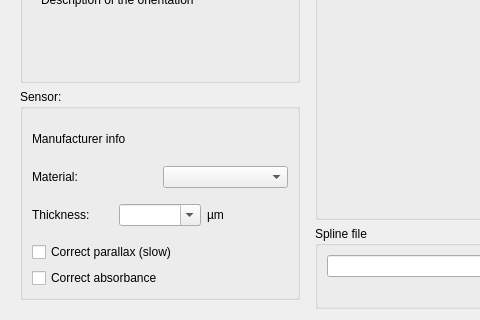
silx-kit/pyFAI, file src/pyFAI/resources/gui/detector-selection-drop.ui: the form before one commit; both pictures show x 0 to 480 and y 634 to 954 of the 815 by 954 pixel window.
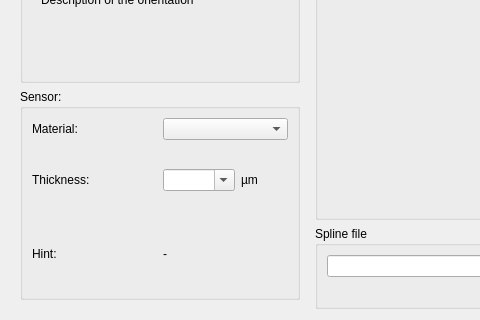
The form after the commit. The open tabs and pages were chosen to show the change. Custom widgets are drawn as their Qt base class.

Commit message: Implement sensor information in Detector (no parallax anymore)

Diff of the .ui file:
```diff
--- a/src/pyFAI/resources/gui/detector-selection-drop.ui
+++ b/src/pyFAI/resources/gui/detector-selection-drop.ui
@@ -152,17 +152,8 @@
         <property name="title">
          <string>Sensor:</string>
         </property>
-        <layout class="QVBoxLayout" name="verticalLayout_13">
-         <item>
-          <widget class="QLabel" name="label_4">
-           <property name="text">
-            <string>Manufacturer info</string>
-           </property>
-          </widget>
-         </item>
-         <item>
-          <layout class="QHBoxLayout" name="horizontalLayout_2">
-           <item>
+        <layout class="QGridLayout" name="gridLayout_5">
+         <item row="0" column="0">
             <widget class="QLabel" name="label">
              <property name="sizePolicy">
               <sizepolicy hsizetype="Preferred" vsizetype="Minimum">
@@ -175,14 +166,10 @@
              </property>
             </widget>
            </item>
-           <item>
+         <item row="0" column="1">
             <widget class="QComboBox" name="_detectorSensorMaterials"/>
            </item>
-          </layout>
-         </item>
-         <item>
-          <layout class="QHBoxLayout" name="horizontalLayout">
-           <item>
+         <item row="1" column="0">
             <widget class="QLabel" name="label_2">
              <property name="sizePolicy">
               <sizepolicy hsizetype="Preferred" vsizetype="Minimum">
@@ -195,6 +182,8 @@
              </property>
             </widget>
            </item>
+         <item row="1" column="1">
+          <layout class="QHBoxLayout" name="horizontalLayout">
            <item>
             <widget class="QComboBox" name="_detectorSensorThickness">
              <property name="editable">
@@ -217,23 +206,17 @@
            </item>
           </layout>
          </item>
-         <item>
-          <widget class="QCheckBox" name="_detectorSensorParallax">
-           <property name="toolTip">
-            <string>&lt;html&gt;&lt;head/&gt;&lt;body&gt;&lt;p&gt;Parralax correction modifies the geometry of the detector which depends then on the energy on the x-ray and the material of the sensor. &lt;/p&gt;&lt;p&gt;For now, calculations are performed using &lt;span style=&quot; font-family:'monospace';&quot;&gt;numpy&lt;/span&gt;, thus ~6x slower. &lt;/p&gt;&lt;p&gt;Activate this option when calibrating rings where 2θ&amp;gt;30° &lt;/p&gt;&lt;/body&gt;&lt;/html&gt;</string>
-           </property>
+         <item row="2" column="0">
+          <widget class="QLabel" name="label_4">
            <property name="text">
-            <string>Correct parallax (slow)</string>
+            <string>Hint:</string>
            </property>
           </widget>
          </item>
-         <item>
-          <widget class="QCheckBox" name="_detectorSensorAbsorbance">
-           <property name="toolTip">
-            <string>&lt;html&gt;&lt;head/&gt;&lt;body&gt;&lt;p&gt;Modify the &lt;span style=&quot; font-style:italic;&quot;&gt;flatfield&lt;/span&gt; to take into account the larger absorption of more inclined x-ray. Usually negligeable.&lt;/p&gt;&lt;/body&gt;&lt;/html&gt;</string>
-           </property>
+         <item row="2" column="1">
+          <widget class="QLabel" name="_detectorSensorInfo">
            <property name="text">
-            <string>Correct absorbance</string>
+            <string>-</string>
            </property>
           </widget>
          </item>
```
Left out of the diff: 2 changed lines with no effect on the pictures. Lines whose indentation alone changed are shown as unchanged. The commit also changes 2 other files.
